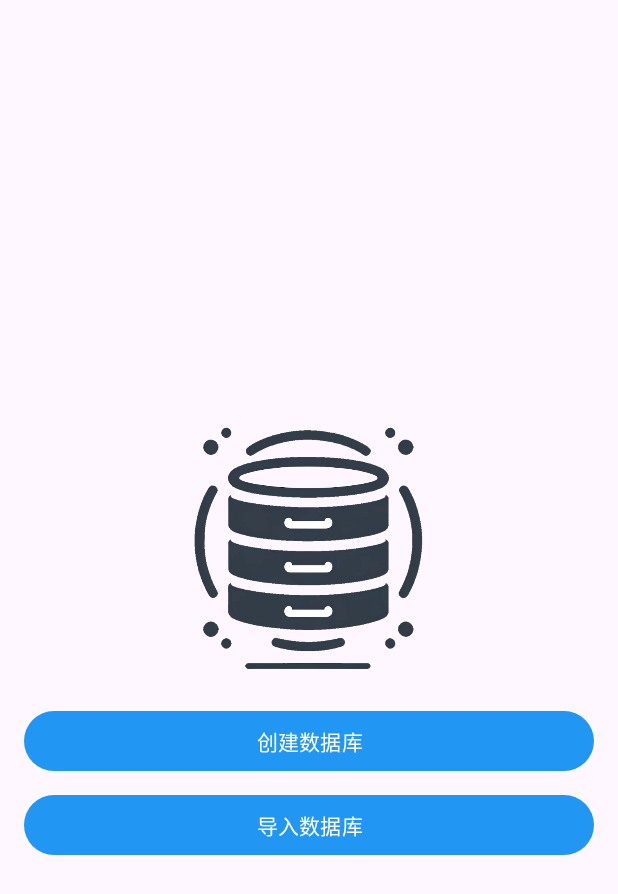
After one commit to KafuuNeko/SQLiteViewer, an Android app: the layout activity_home.xml on its own in the app's theme, with its tools: preview values and no code run, on a phone screen of 412 x 824 dp. The commit adds this screen. Shown: the top 894 px of the screen. Run offline under Robolectric (Android 15) with nearby library versions, the phone set to English and light mode, and no system bars.

Commit message:
refactor: 项目基础架构完善
完善项目基础框架

```diff
--- a/app/src/main/java/cc/kafuu/sqliteviewer/viewmodel/MainViewModel.kt
+++ b/app/src/main/java/cc/kafuu/sqliteviewer/viewmodel/MainViewModel.kt
@@ -1,6 +1,10 @@
 package cc.kafuu.sqliteviewer.viewmodel
 
+import androidx.lifecycle.MutableLiveData
 import cc.kafuu.sqliteviewer.common.core.CoreViewModel
+import cc.kafuu.sqliteviewer.common.utils.SQLiteUtils
 
 class MainViewModel: CoreViewModel() {
+    val sqlite = MutableLiveData<SQLiteUtils>()
+
 }
--- /dev/null
+++ b/app/src/main/res/layout/activity_home.xml
@@ -0,0 +1,77 @@
+<?xml version="1.0" encoding="utf-8"?>
+<layout xmlns:android="http://schemas.android.com/apk/res/android"
+    xmlns:app="http://schemas.android.com/apk/res-auto"
+    xmlns:tools="http://schemas.android.com/tools"
+    tools:context=".view.activity.HomeActivity">
+
+    <data>
+        <variable
+            name="viewModel"
+            type="cc.kafuu.sqliteviewer.viewmodel.HomeViewModel" />
+    </data>
+
+    <LinearLayout
+        android:orientation="vertical"
+        android:layout_width="match_parent"
+        android:layout_height="match_parent"
+        android:gravity="center">
+
+        <include
+            android:id="@+id/include_title"
+            layout="@layout/include_title"
+            android:visibility="gone"/>
+
+
+        <androidx.recyclerview.widget.RecyclerView
+            android:id="@+id/rv_sqlite_list"
+            android:layout_width="match_parent"
+            android:layout_height="0dp"
+            android:layout_weight="1"
+            android:visibility="gone"
+            app:layout_constraintBottom_toBottomOf="parent"
+            app:layout_constraintEnd_toEndOf="parent"
+            app:layout_constraintStart_toStartOf="parent"
+            app:layout_constraintTop_toTopOf="parent" />
+
+        <LinearLayout
+            android:layout_width="match_parent"
+            android:layout_height="wrap_content"
+            android:layout_marginStart="16dp"
+            android:layout_marginEnd="16dp"
+            android:layout_gravity="center"
+            android:gravity="center"
+            android:orientation="vertical">
+
+            <ImageView
+                android:id="@+id/iv_app"
+                android:layout_width="200dp"
+                android:layout_height="200dp"
+                android:layout_margin="10dp"
+                android:contentDescription="@string/iv_app_content_description"
+                android:src="@drawable/ic_launcher" />
+
+            <LinearLayout
+                android:layout_width="match_parent"
+                android:layout_height="match_parent"
+                android:gravity="center"
+                android:orientation="vertical">
+
+                <Button
+                    android:id="@+id/btn_create_db"
+                    android:layout_width="match_parent"
+                    android:layout_height="wrap_content"
+                    android:text="@string/btn_create_db_text"
+                    android:textColor="@color/white" />
+
+                <Button
+                    android:id="@+id/btn_import_db"
+                    android:layout_width="match_parent"
+                    android:layout_height="wrap_content"
+                    android:layout_marginTop="8dp"
+                    android:text="@string/btn_import_db_text"
+                    android:textColor="@color/white" />
+            </LinearLayout>
+        </LinearLayout>
+
+    </LinearLayout>
+</layout>
--- a/app/src/main/res/values/colors.xml
+++ b/app/src/main/res/values/colors.xml
@@ -3,5 +3,5 @@
     <color name="black">#FF000000</color>
     <color name="white">#FFFFFFFF</color>
 
-    <color name="color_primary">#03A9F4</color>
+    <color name="color_primary">#2196F3</color>
 </resources>
--- a/app/src/main/res/values/strings.xml
+++ b/app/src/main/res/values/strings.xml
@@ -1,6 +1,8 @@
 <resources>
     <string name="app_name">SQLiteViewer</string>
     <string name="back_content_description">返回上一个页面</string>
+    <string name="iv_app_content_description">一个数据库图标</string>
     <string name="btn_create_db_text">创建数据库</string>
-    <string name="btn_open_db_text">打开数据库</string>
+    <string name="btn_import_db_text">导入数据库</string>
+    <string name="database_not_found">数据库路径为空</string>
 </resources>
```
Also changed, not shown: app/src/main/AndroidManifest.xml (+10 -1 lines), app/src/main/java/cc/kafuu/sqliteviewer/common/core/CoreActivity.kt (+11 -3 lines), app/src/main/java/cc/kafuu/sqliteviewer/common/manager/ActivityStackManager.kt (added, +20 -0 lines), app/src/main/java/cc/kafuu/sqliteviewer/common/utils/CommonLibs.kt (+5 -7 lines), app/src/main/java/cc/kafuu/sqliteviewer/common/utils/PermissionUtils.kt (added, +27 -0 lines), app/src/main/java/cc/kafuu/sqliteviewer/common/utils/SQLiteUtils.kt (added, +15 -0 lines), app/src/main/java/cc/kafuu/sqliteviewer/view/MainActivity.kt (deleted, +0 -23 lines), app/src/main/java/cc/kafuu/sqliteviewer/view/activity/HomeActivity.kt (added, +67 -0 lines), app/src/main/java/cc/kafuu/sqliteviewer/view/activity/MainActivity.kt (added, +53 -0 lines), app/src/main/java/cc/kafuu/sqliteviewer/viewmodel/HomeViewModel.kt (added, +10 -0 lines), app/src/main/res/layout/activity_main.xml (+2 -48 lines), app/src/main/res/layout/include_title.xml (+12 -5 lines).
